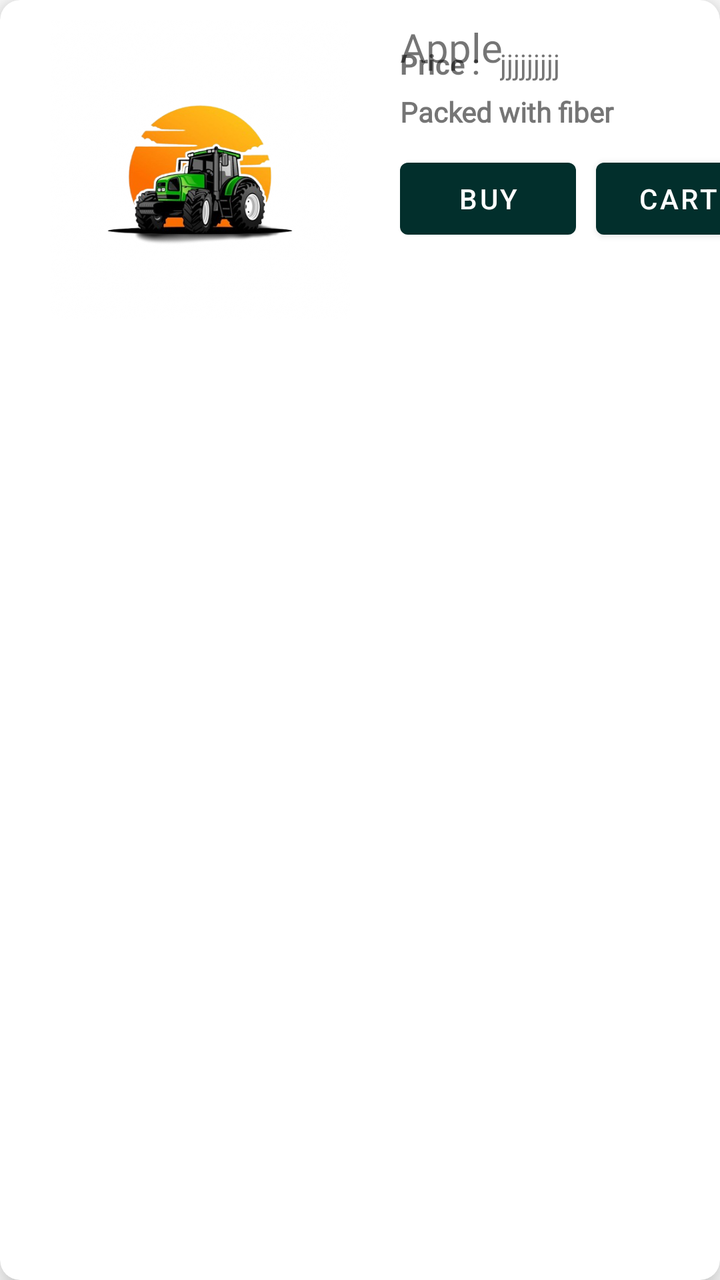
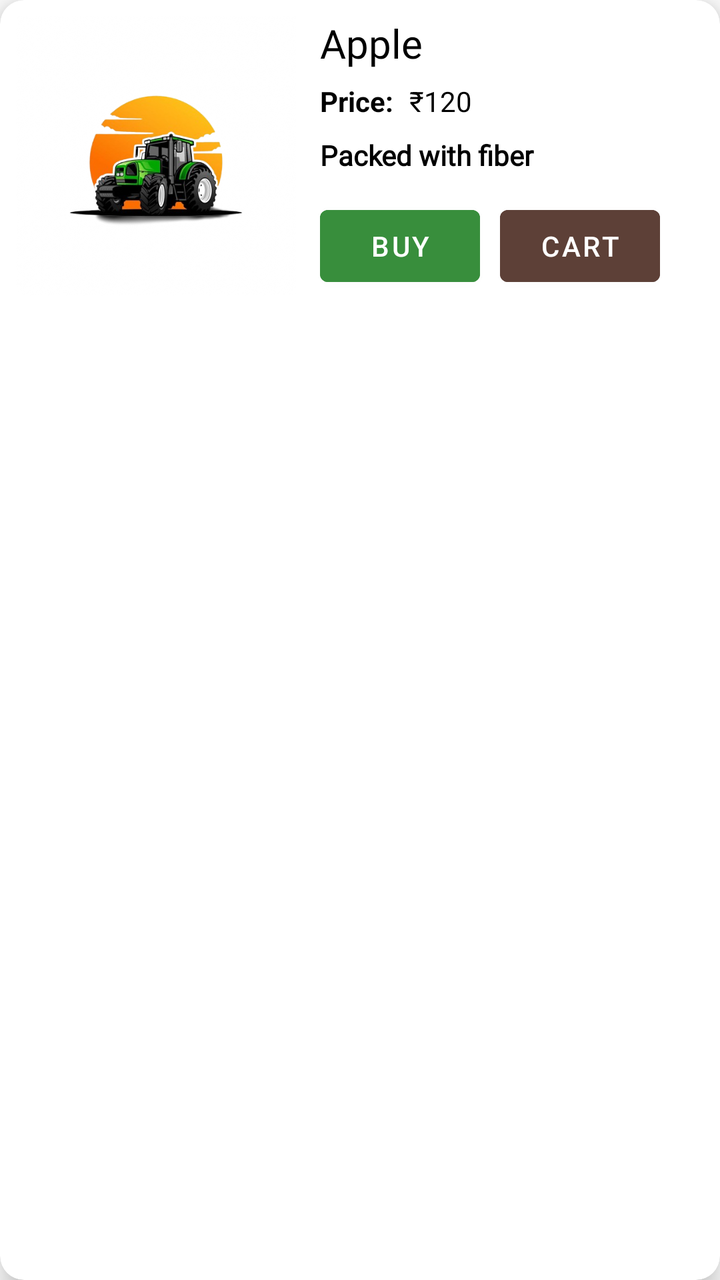

Compare the two renders of this Android layout. The source of the first and the diff that turns it into the second are given below.
<!-- AndroidManifest.xml: application theme Theme.AgroGo -->
<!-- res/layout/mostordered.xml -->
<?xml version="1.0" encoding="utf-8"?>
<androidx.cardview.widget.CardView xmlns:android="http://schemas.android.com/apk/res/android"
    android:layout_width="match_parent"
    android:layout_height="wrap_content"
    xmlns:app="http://schemas.android.com/apk/res-auto"
    android:padding="10dp"
    app:cardCornerRadius="10dp"
    android:layout_margin="10dp"
    app:cardElevation="10dp">
    <RelativeLayout
        android:layout_width="390dp"
        android:layout_height="200dp"
        android:padding="10dp">
        <ImageView
            android:id="@+id/prod_image2"
            android:layout_width="180dp"
            android:layout_height="150dp"
            android:src="@drawable/vl" />
        <TextView
            android:id="@+id/prod_name2"
            android:layout_width="wrap_content"
            android:layout_height="wrap_content"
            android:layout_marginLeft="10dp"
            android:text="Apple"
            android:fontFamily="@font/bungee"
            android:textSize="20sp"
            android:layout_toRightOf="@+id/prod_image2"/>
        <TextView
            android:id="@+id/prod_price2"
            android:layout_marginLeft="10dp"
            android:layout_width="wrap_content"
            android:layout_height="wrap_content"
            android:text="Price :"
            android:textStyle="bold"
            android:layout_toRightOf="@id/prod_image2"
            android:layout_below="@+id/prod_name2"
            android:layout_centerHorizontal="true"
            android:layout_marginTop="-15dp" />
        <TextView
            android:id="@+id/prod_prices"
            android:layout_width="wrap_content"
            android:layout_height="wrap_content"
            android:text="jjjjjjjjj"
            android:layout_marginLeft="60dp"
            android:layout_marginTop="-15dp"
            android:layout_below="@+id/prod_name2"
            android:layout_toRightOf="@+id/prod_image2"/>

        <TextView
            android:id="@+id/prod_desc2"
            android:layout_marginLeft="10dp"
            android:layout_marginTop="5dp"
            android:layout_width="wrap_content"
            android:layout_height="wrap_content"
            android:text="Packed with fiber "
            android:layout_below="@id/prod_price2"
            android:textStyle="bold"
            android:fontFamily="@font/antic"
            android:layout_toRightOf="@id/prod_image2"/>
        <Button
            android:layout_marginTop="10dp"
            android:layout_below="@id/prod_desc2"
            android:id="@+id/btnBuy2"
            android:layout_marginLeft="10dp"
            android:layout_toRightOf="@+id/prod_image2"
            android:layout_width="wrap_content"
            android:layout_height="wrap_content"
            android:text="buy"/>
        <Button
            android:id="@+id/btnCart"
            android:layout_marginTop="10dp"
            android:layout_marginLeft="10dp"
            android:layout_below="@id/prod_desc2"
            android:layout_toRightOf="@+id/btnBuy2"
            android:layout_width="wrap_content"
            android:layout_height="wrap_content"
            android:text="Cart"/>


    </RelativeLayout>

</androidx.cardview.widget.CardView>
<!-- resources referenced by this layout -->
<resources>
  <!-- drawable vl: png bitmap (drawable, 154055 bytes) -->
  <style name="Theme.AgroGo" parent="Theme.MaterialComponents.DayNight.NoActionBar">
          
          <item name="colorPrimary">@color/blue_500</item>
          <item name="colorPrimaryVariant">@color/blue_700</item>
          <item name="colorOnPrimary">@color/white</item>
          <item name="colorSecondary">@color/green_500</item>
          <item name="colorOnSecondary">@color/white</item>
          <item name="android:windowContentTransitions">true</item>
  
  
      </style>
  <color name="blue_500">#022F2C</color>
  <color name="blue_700">#012302</color>
  <color name="white">#FFFFFF</color>
  <color name="green_500">#011B01</color>
</resources>

<!-- the commit's change to res/layout/mostordered.xml (unified diff, before → after) -->
@@ -1,81 +1,110 @@
 <?xml version="1.0" encoding="utf-8"?>
-<androidx.cardview.widget.CardView xmlns:android="http://schemas.android.com/apk/res/android"
+<androidx.cardview.widget.CardView
+    xmlns:android="http://schemas.android.com/apk/res/android"
+    xmlns:app="http://schemas.android.com/apk/res-auto"
     android:layout_width="match_parent"
     android:layout_height="wrap_content"
-    xmlns:app="http://schemas.android.com/apk/res-auto"
-    android:padding="10dp"
-    app:cardCornerRadius="10dp"
-    android:layout_margin="10dp"
-    app:cardElevation="10dp">
+    android:layout_margin="5dp"
+    app:cardCornerRadius="12dp"
+    app:cardElevation="8dp">
+
     <RelativeLayout
-        android:layout_width="390dp"
-        android:layout_height="200dp"
-        android:padding="10dp">
+        android:layout_width="match_parent"
+        android:layout_height="wrap_content"
+        android:padding="8dp">
+
+        
         <ImageView
             android:id="@+id/prod_image2"
-            android:layout_width="180dp"
-            android:layout_height="150dp"
-            android:src="@drawable/vl" />
+            android:layout_width="140dp"
+            android:layout_height="140dp"
+            android:layout_alignParentStart="true"
+            android:scaleType="centerCrop"
+            android:src="@drawable/vl"
+            android:contentDescription="Product image" />
+
+        
         <TextView
             android:id="@+id/prod_name2"
             android:layout_width="wrap_content"
             android:layout_height="wrap_content"
-            android:layout_marginLeft="10dp"
             android:text="Apple"
+            android:textSize="20sp"
+            android:textColor="@color/black"
             android:fontFamily="@font/bungee"
-            android:textSize="20sp"
-            android:layout_toRightOf="@+id/prod_image2"/>
+            android:layout_toRightOf="@id/prod_image2"
+            android:layout_marginStart="12dp"
+            android:layout_alignParentTop="true"/>
+
+        
         <TextView
             android:id="@+id/prod_price2"
-            android:layout_marginLeft="10dp"
             android:layout_width="wrap_content"
             android:layout_height="wrap_content"
-            android:text="Price :"
+            android:text="Price:"
             android:textStyle="bold"
+            android:textColor="@color/black"
+            android:layout_below="@id/prod_name2"
             android:layout_toRightOf="@id/prod_image2"
-            android:layout_below="@+id/prod_name2"
-            android:layout_centerHorizontal="true"
-            android:layout_marginTop="-15dp" />
+            android:layout_marginStart="12dp"
+            android:layout_marginTop="6dp"/>
+
+        
         <TextView
             android:id="@+id/prod_prices"
             android:layout_width="wrap_content"
             android:layout_height="wrap_content"
-            android:text="jjjjjjjjj"
-            android:layout_marginLeft="60dp"
-            android:layout_marginTop="-15dp"
-            android:layout_below="@+id/prod_name2"
-            android:layout_toRightOf="@+id/prod_image2"/>
+            android:text="₹120"
+            android:textColor="@color/black"
+            android:layout_alignBaseline="@id/prod_price2"
+            android:layout_toRightOf="@id/prod_price2"
+            android:layout_marginStart="8dp"/>
 
+        
         <TextView
             android:id="@+id/prod_desc2"
-            android:layout_marginLeft="10dp"
-            android:layout_marginTop="5dp"
             android:layout_width="wrap_content"
             android:layout_height="wrap_content"
-            android:text="Packed with fiber "
+            android:text="Packed with fiber"
+            android:textStyle="bold"
+            android:textColor="@color/black"
+            android:fontFamily="@font/antic"
             android:layout_below="@id/prod_price2"
-            android:textStyle="bold"
-            android:fontFamily="@font/antic"
-            android:layout_toRightOf="@id/prod_image2"/>
-        <Button
-            android:layout_marginTop="10dp"
-            android:layout_below="@id/prod_desc2"
-            android:id="@+id/btnBuy2"
-            android:layout_marginLeft="10dp"
-            android:layout_toRightOf="@+id/prod_image2"
+            android:layout_toRightOf="@id/prod_image2"
+            android:layout_marginStart="12dp"
+            android:layout_marginTop="8dp"/>
+
+        
+        <LinearLayout
             android:layout_width="wrap_content"
             android:layout_height="wrap_content"
-            android:text="buy"/>
-        <Button
-            android:id="@+id/btnCart"
-            android:layout_marginTop="10dp"
-            android:layout_marginLeft="10dp"
             android:layout_below="@id/prod_desc2"
-            android:layout_toRightOf="@+id/btnBuy2"
-            android:layout_width="wrap_content"
-            android:layout_height="wrap_content"
-            android:text="Cart"/>
+            android:layout_toRightOf="@id/prod_image2"
+            android:orientation="horizontal"
+            android:layout_marginTop="12dp"
+            android:layout_marginStart="12dp">
 
+            
+            <Button
+                android:id="@+id/btnBuy2"
+                android:layout_width="80dp"
+                android:layout_height="48dp"
+                android:text="Buy"
+                android:backgroundTint="@color/green_700"
+                android:textColor="@android:color/white"
+                android:elevation="3dp"
+                android:layout_marginEnd="10dp"/>
+
+            
+            <Button
+                android:id="@+id/btnCart"
+                android:layout_width="80dp"
+                android:layout_height="48dp"
+                android:text="Cart"
+                android:backgroundTint="@color/brown_700"
+                android:textColor="@android:color/white"
+                android:elevation="3dp"/>
+        </LinearLayout>
 
     </RelativeLayout>
 
<!-- resource entries referenced after the edit -->
@@ -1,5 +1,8 @@
 <!-- resources referenced by this layout -->
 <resources>
+  <color name="black">#FF000000</color>
+  <color name="brown_700">#5D4037</color>
+  <color name="green_700">#388E3C</color>
   <!-- drawable vl: png bitmap (drawable, 154055 bytes) -->
   <style name="Theme.AgroGo" parent="Theme.MaterialComponents.DayNight.NoActionBar">
           
